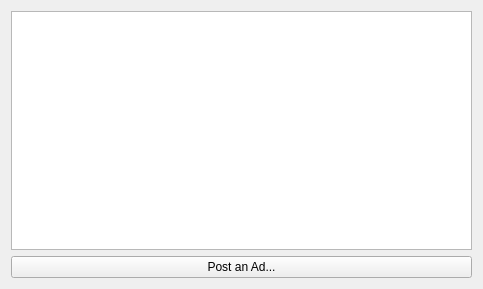
The window that src/qt/forms/adspage.ui (CraigsCoin/CraigsCoin) describes before a commit, drawn with Qt 5.
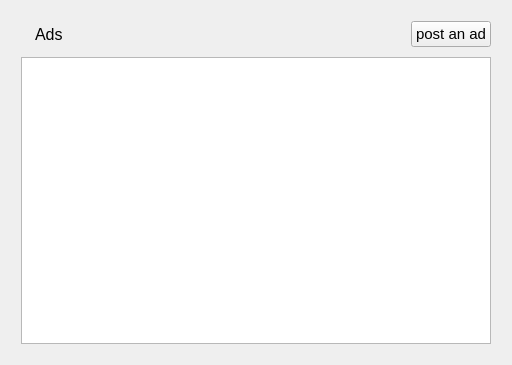
The same window after the commit. Icons and pictures are not drawn.

The edit to the form file:
```diff
--- a/src/qt/forms/adspage.ui
+++ b/src/qt/forms/adspage.ui
@@ -6,27 +6,93 @@
    <rect>
     <x>0</x>
     <y>0</y>
-    <width>483</width>
-    <height>289</height>
+    <width>512</width>
+    <height>365</height>
    </rect>
   </property>
   <property name="windowTitle">
    <string>Form</string>
   </property>
-  <layout class="QVBoxLayout" name="verticalLayout">
+  <layout class="QVBoxLayout" name="verticalLayout_2">
    <item>
-    <widget class="QTableView" name="listAds"/>
-   </item>
-   <item>
-    <layout class="QHBoxLayout" name="horizontalLayout">
-     <item>
-      <widget class="QPushButton" name="buttonPost">
-       <property name="text">
-        <string>Post an Ad...</string>
-       </property>
-      </widget>
-     </item>
-    </layout>
+    <widget class="QFrame" name="frameAds">
+     <property name="frameShape">
+      <enum>QFrame::NoFrame</enum>
+     </property>
+     <property name="frameShadow">
+      <enum>QFrame::Raised</enum>
+     </property>
+     <layout class="QVBoxLayout" name="verticalLayout">
+      <property name="spacing">
+       <number>10</number>
+      </property>
+      <property name="leftMargin">
+       <number>10</number>
+      </property>
+      <property name="topMargin">
+       <number>10</number>
+      </property>
+      <property name="rightMargin">
+       <number>10</number>
+      </property>
+      <property name="bottomMargin">
+       <number>10</number>
+      </property>
+      <item>
+       <layout class="QHBoxLayout" name="horizontalLayout_2">
+        <property name="leftMargin">
+         <number>14</number>
+        </property>
+        <item>
+         <widget class="QLabel" name="labelAds">
+          <property name="font">
+           <font>
+            <pointsize>12</pointsize>
+            <weight>50</weight>
+            <bold>false</bold>
+           </font>
+          </property>
+          <property name="text">
+           <string>Ads</string>
+          </property>
+         </widget>
+        </item>
+        <item>
+         <spacer name="horizontalSpacer">
+          <property name="orientation">
+           <enum>Qt::Horizontal</enum>
+          </property>
+          <property name="sizeHint" stdset="0">
+           <size>
+            <width>40</width>
+            <height>20</height>
+           </size>
+          </property>
+         </spacer>
+        </item>
+        <item>
+         <widget class="QPushButton" name="buttonPostAd">
+          <property name="font">
+           <font>
+            <pointsize>11</pointsize>
+           </font>
+          </property>
+          <property name="text">
+           <string>post an ad</string>
+          </property>
+          <property name="icon">
+           <iconset resource="../bitcoin.qrc">
+            <normaloff>:/icons/plus</normaloff>:/icons/plus</iconset>
+          </property>
+         </widget>
+        </item>
+       </layout>
+      </item>
+      <item>
+       <widget class="QTableView" name="listAds"/>
+      </item>
+     </layout>
+    </widget>
    </item>
   </layout>
   <action name="actionPostAd">
```
Left out of the diff: 6 changed lines with no effect on the pictures.
